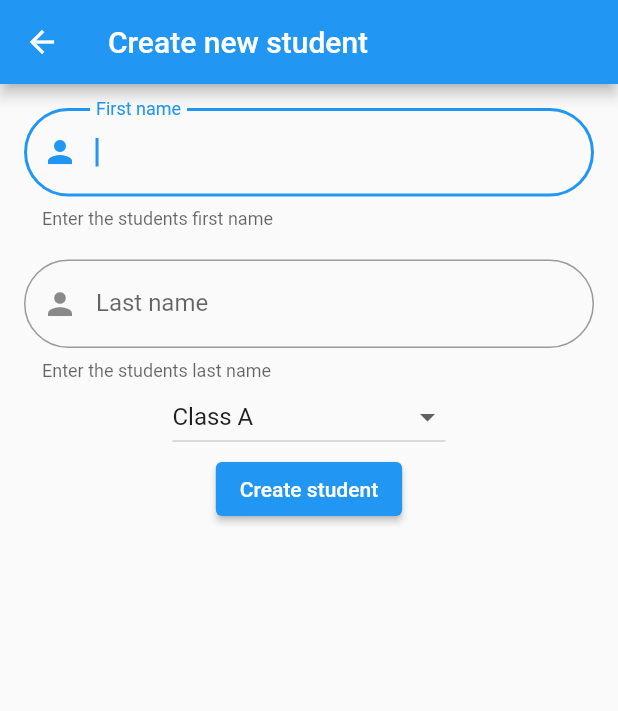
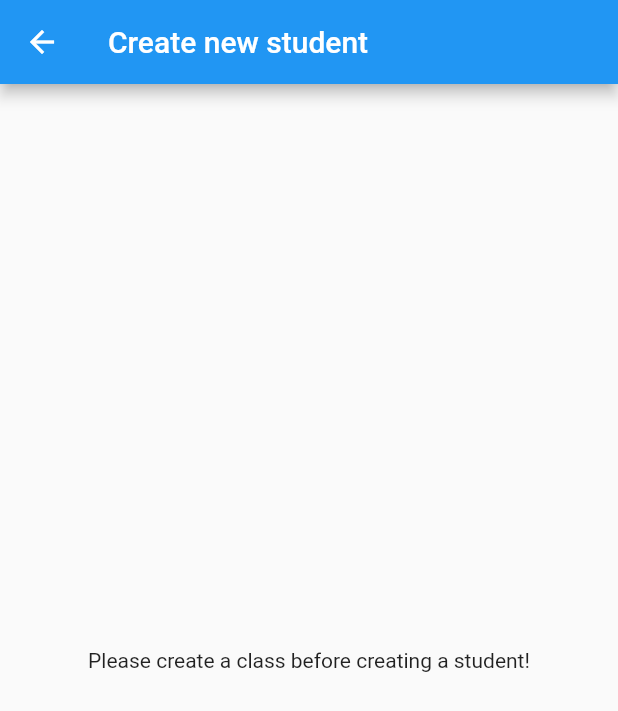
Before and after one commit to binaerverkehr/bv_flutter_tutorial_provider, a Flutter app: the screen it shows after launch, item 2 of the bottom bar chosen, after a tap on the "add" icon, on a phone screen of 412 x 824 dp. Shown: the top 711 px of the screen. Run offline on Flutter 3.47's test engine with Material 2 defaults, Android fonts, the phone set to English and light mode, and no system bars.

Commit message:
before provider

```diff
--- a/lib/app_widget.dart
+++ b/lib/app_widget.dart
@@ -1,3 +1,4 @@
+import 'package:bv_flutter_tutorial_provider_rec3/global_app_state.dart';
 import 'package:flutter/material.dart';
 
 import 'navigation_base.dart';
@@ -7,13 +8,17 @@ class MyApp extends StatelessWidget {
 
   @override
   Widget build(BuildContext context) {
-    return MaterialApp(
-      debugShowCheckedModeBanner: false,
-      title: 'Flutter Demo',
-      theme: ThemeData(
-        primarySwatch: Colors.blue,
+    return GlobalAppState(
+      classes: [],
+      students: [],
+      child: MaterialApp(
+        debugShowCheckedModeBanner: false,
+        title: 'Flutter Demo',
+        theme: ThemeData(
+          primarySwatch: Colors.blue,
+        ),
+        home: NavigationBase(),
       ),
-      home: NavigationBase(),
     );
   }
 }
--- /dev/null
+++ b/lib/global_app_state.dart
@@ -0,0 +1,26 @@
+import 'package:flutter/cupertino.dart';
+
+import 'models/class_model.dart';
+import 'models/student_model.dart';
+
+class GlobalAppState extends InheritedWidget {
+  final List<ClassModel> classes;
+  final List<StudentModel> students;
+
+  GlobalAppState({
+    required this.classes,
+    required this.students,
+    required Widget child,
+  }) : super(
+          child: child,
+        );
+
+  int getStudentsCountOfClass(ClassModel classModel) {
+    return students.where((element) => element.classModel == classModel).length;
+  }
+
+  @override
+  bool updateShouldNotify(GlobalAppState oldWidget) {
+    return (classes != oldWidget.classes) || (students != oldWidget.students);
+  }
+}
--- /dev/null
+++ b/lib/models/class_model.dart
@@ -0,0 +1,46 @@
+import 'dart:convert';
+
+class ClassModel {
+  final String title;
+
+  ClassModel({
+    required this.title,
+  });
+
+  ClassModel copyWith({
+    String? title,
+  }) {
+    return ClassModel(
+      title: title ?? this.title,
+    );
+  }
+
+  Map<String, dynamic> toMap() {
+    return {
+      'title': title,
+    };
+  }
+
+  factory ClassModel.fromMap(Map<String, dynamic> map) {
+    return ClassModel(
+      title: map['title'],
+    );
+  }
+
+  String toJson() => json.encode(toMap());
+
+  factory ClassModel.fromJson(String source) => ClassModel.fromMap(json.decode(source));
+
+  @override
+  String toString() => 'ClassModel(title: $title)';
+
+  @override
+  bool operator ==(Object other) {
+    if (identical(this, other)) return true;
+
+    return other is ClassModel && other.title == title;
+  }
+
+  @override
+  int get hashCode => title.hashCode;
+}
--- /dev/null
+++ b/lib/models/student_model.dart
@@ -0,0 +1,63 @@
+import 'dart:convert';
+
+import 'class_model.dart';
+
+class StudentModel {
+  final String firstName;
+  final String lastName;
+  final ClassModel? classModel;
+
+  StudentModel({
+    required this.firstName,
+    required this.lastName,
+    this.classModel,
+  });
+
+  StudentModel copyWith({
+    String? firstName,
+    String? lastName,
+    ClassModel? classModel,
+  }) {
+    return StudentModel(
+      firstName: firstName ?? this.firstName,
+      lastName: lastName ?? this.lastName,
+      classModel: classModel ?? this.classModel,
+    );
+  }
+
+  Map<String, dynamic> toMap() {
+    return {
+      'firstName': firstName,
+      'lastName': lastName,
+      'classModel': classModel?.toMap(),
+    };
+  }
+
+  factory StudentModel.fromMap(Map<String, dynamic> map) {
+    return StudentModel(
+      firstName: map['firstName'],
+      lastName: map['lastName'],
+      classModel: map['classModel'] != null ? ClassModel.fromMap(map['classModel']) : null,
+    );
+  }
+
+  String toJson() => json.encode(toMap());
+
+  factory StudentModel.fromJson(String source) => StudentModel.fromMap(json.decode(source));
+
+  @override
+  String toString() => 'StudentModel(firstName: $firstName, lastName: $lastName, classModel: $classModel)';
+
+  @override
+  bool operator ==(Object other) {
+    if (identical(this, other)) return true;
+
+    return other is StudentModel &&
+        other.firstName == firstName &&
+        other.lastName == lastName &&
+        other.classModel == classModel;
+  }
+
+  @override
+  int get hashCode => firstName.hashCode ^ lastName.hashCode ^ classModel.hashCode;
+}
--- a/lib/screens/classes/classes_list_screen.dart
+++ b/lib/screens/classes/classes_list_screen.dart
@@ -1,3 +1,4 @@
+import 'package:bv_flutter_tutorial_provider_rec3/global_app_state.dart';
 import 'package:flutter/material.dart';
 
 import 'classes_create_screen.dart';
@@ -12,13 +13,32 @@ class ClassesListScreen extends StatefulWidget {
 class _ClassesListScreenState extends State<ClassesListScreen> {
   @override
   Widget build(BuildContext context) {
+    final classList = context.dependOnInheritedWidgetOfExactType<GlobalAppState>()!.classes;
+
     return Scaffold(
       appBar: AppBar(
         title: Text('Classes'),
       ),
-      body: Center(
-        child: Text('No classes created yet.'),
-      ),
+      body: classList.isEmpty
+          ? Center(
+              child: Text('No classes created yet.'),
+            )
+          : ListView.builder(
+              itemCount: classList.length,
+              itemBuilder: (context, index) {
+                final classItem = classList[index];
+                return ListTile(
+                  title: Text(classItem.title),
+                  // TODO: Calculate students count
+                  subtitle: Text(
+                      '${context.dependOnInheritedWidgetOfExactType<GlobalAppState>()!.getStudentsCountOfClass(classItem)}'),
+                  onLongPress: () {
+                    setState(() {
+                      classList.remove(classItem);
+                    });
+                  },
+                );
+              }),
       floatingActionButton: FloatingActionButton(
         heroTag: 'add_class_btn',
         onPressed: () {
--- a/lib/screens/students/students_create_screen.dart
+++ b/lib/screens/students/students_create_screen.dart
@@ -1,12 +1,25 @@
+import 'package:bv_flutter_tutorial_provider_rec3/global_app_state.dart';
+import 'package:bv_flutter_tutorial_provider_rec3/models/class_model.dart';
+import 'package:bv_flutter_tutorial_provider_rec3/models/student_model.dart';
 import 'package:flutter/material.dart';
 
-class StudentsCreateScreen extends StatelessWidget {
+class StudentsCreateScreen extends StatefulWidget {
   StudentsCreateScreen({Key? key}) : super(key: key);
 
-  final classList = ['Class A'];
+  @override
+  State<StudentsCreateScreen> createState() => _StudentsCreateScreenState();
+}
+
+class _StudentsCreateScreenState extends State<StudentsCreateScreen> {
+  ClassModel? _selectedClass;
+
+  TextEditingController _firstNameController = TextEditingController(text: '');
+  TextEditingController _lastNameController = TextEditingController(text: '');
 
   @override
   Widget build(BuildContext context) {
+    final classList = context.dependOnInheritedWidgetOfExactType<GlobalAppState>()!.classes;
+
     return Scaffold(
       appBar: AppBar(
         title: Text('Create new student'),
@@ -20,6 +33,7 @@ class StudentsCreateScreen extends StatelessWidget {
               child: Column(
                 children: [
                   TextField(
+                    controller: _firstNameController,
                     autofocus: true,
                     decoration: InputDecoration(
                       labelText: 'First name',
@@ -32,6 +46,7 @@ class StudentsCreateScreen extends StatelessWidget {
                   ),
                   SizedBox(height: 20),
                   TextField(
+                    controller: _lastNameController,
                     autofocus: true,
                     decoration: InputDecoration(
                       labelText: 'Last name',
@@ -43,22 +58,29 @@ class StudentsCreateScreen extends StatelessWidget {
                     ),
                   ),
                   DropdownButton(
-                    value: 'Class A',
+                    value: _selectedClass,
                     hint: Text('Please choose a class'),
-                    items: <DropdownMenuItem<String>>[
-                      DropdownMenuItem(
-                        child: Text('Class A'),
-                        value: 'Class A',
-                      ),
-                      DropdownMenuItem(
-                        child: Text('Class B'),
-                        value: 'Class B',
-                      ),
-                    ],
-                    onChanged: (newValue) {},
+                    items: classList.map<DropdownMenuItem<ClassModel>>((classModel) {
+                      return DropdownMenuItem<ClassModel>(
+                        child: Text(classModel.title),
+                        value: classModel,
+                      );
+                    }).toList(),
+                    onChanged: (ClassModel? newValue) {
+                      setState(() {
+                        _selectedClass = newValue;
+                      });
+                    },
                   ),
                   ElevatedButton(
-                    onPressed: () {},
+                    onPressed: () {
+                      final newStudent = StudentModel(
+                          firstName: _firstNameController.text,
+                          lastName: _lastNameController.text,
+                          classModel: _selectedClass);
+                      context.dependOnInheritedWidgetOfExactType<GlobalAppState>()!.students.add(newStudent);
+                      Navigator.pop(context);
+                    },
                     child: Text('Create student'),
                   ),
                 ],
--- a/lib/screens/students/students_list_screen.dart
+++ b/lib/screens/students/students_list_screen.dart
@@ -1,3 +1,4 @@
+import 'package:bv_flutter_tutorial_provider_rec3/global_app_state.dart';
 import 'package:flutter/material.dart';
 
 import 'students_create_screen.dart';
@@ -12,13 +13,31 @@ class StudentsListScreen extends StatefulWidget {
 class _StudentsListScreenState extends State<StudentsListScreen> {
   @override
   Widget build(BuildContext context) {
+    final studentList = context.dependOnInheritedWidgetOfExactType<GlobalAppState>()!.students;
+
     return Scaffold(
       appBar: AppBar(
         title: Text('Students'),
       ),
-      body: Center(
-        child: Text('No students created yet.'),
-      ),
+      body: studentList.isEmpty
+          ? Center(
+              child: Text('No students created yet.'),
+            )
+          : ListView.builder(
+              itemCount: studentList.length,
+              itemBuilder: (context, index) {
+                final studentItem = studentList[index];
+                return ListTile(
+                  title: Text(studentItem.firstName + " " + studentItem.lastName),
+                  // TODO: Calculate students count
+                  subtitle: Text(studentItem.classModel!.title),
+                  onLongPress: () {
+                    setState(() {
+                      studentList.remove(studentItem);
+                    });
+                  },
+                );
+              }),
       floatingActionButton: FloatingActionButton(
         heroTag: 'add_student_btn',
         onPressed: () {
```
Also changed, not shown: lib/screens/classes/classes_create_screen.dart (+16 -2 lines), pubspec.yaml (+1 -12 lines), pubspec.lock.
